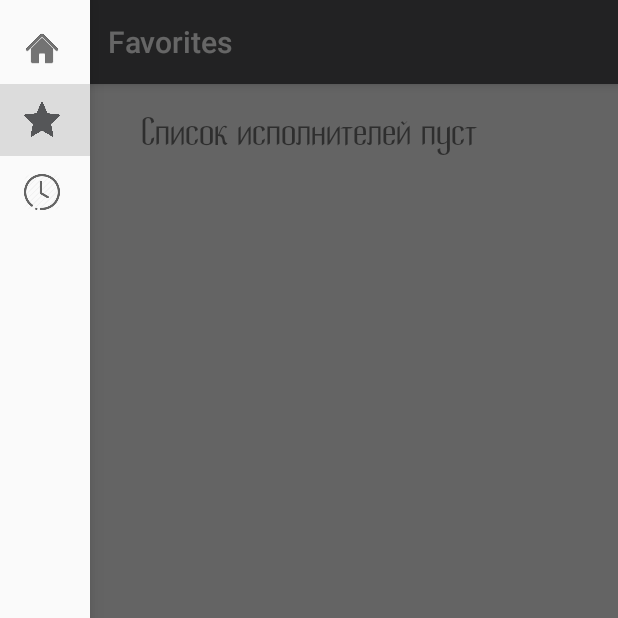
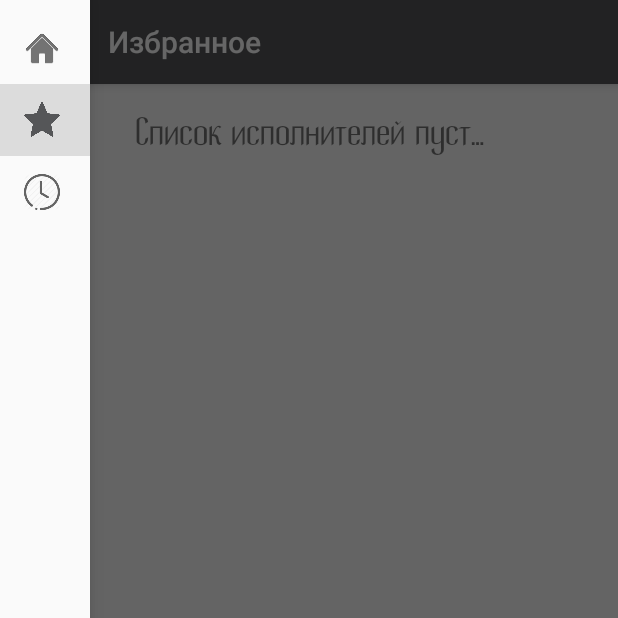
Before and after one commit to dagerler001/PopularSingers, an Android app: the DatabaseActivity screen opened directly, with no data from a screen before it, with the side drawer open, on a phone screen of 412 x 824 dp, the top half of it. Run offline under Robolectric (Android 15) with nearby library versions, the phone set to English and light mode, and no system bars; our stand-ins replace Picasso; network calls fail; pictures from the network do not load; 2 statements that could not run were skipped.

Commit message:
Seems to be a stable version
Now it looks much better.
Fixed updateView, rotation.
All activities are closing correctly.

```diff
--- a/Appl/app/src/main/java/com/example/vorona/appl/DatabaseActivity.java
+++ b/Appl/app/src/main/java/com/example/vorona/appl/DatabaseActivity.java
@@ -2,6 +2,7 @@ package com.example.vorona.appl;
 
 import android.content.Intent;
 import android.content.res.Configuration;
+import android.graphics.Typeface;
 import android.os.Bundle;
 import android.support.design.widget.NavigationView;
 import android.support.v4.view.GravityCompat;
@@ -13,6 +14,9 @@ import android.support.v7.widget.RecyclerView;
 import android.support.v7.widget.Toolbar;
 import android.view.Menu;
 import android.view.MenuItem;
+import android.view.View;
+import android.widget.ProgressBar;
+import android.widget.TextView;
 
 import com.example.vorona.appl.list.FirstRecyclerAdapter;
 import com.example.vorona.appl.list.PerformerSelectedListener;
@@ -28,6 +32,11 @@ public class DatabaseActivity extends AppCompatActivity implements NavigationVie
     private DatabaseAsyncTask databaseAsyncTask;
     private NavigationView navigationView;
     String type = "";
+
+    private TextView title;
+    private RecyclerView rv;
+    private ProgressBar p_bar;
+    private Typeface face;
 
     //flag for current orientation
     public boolean horizontal = false;
@@ -55,15 +64,20 @@ public class DatabaseActivity extends AppCompatActivity implements NavigationVie
         toggle.syncState();
 
         navigationView = (NavigationView) findViewById(R.id.nav_view_d);
-        RecyclerView rv = (RecyclerView) findViewById(R.id.list_d);
         if (type.equals("Recent")) {
-            setTitle("Recent");
+            setTitle(R.string.rec_title);
             navigationView.setCheckedItem(R.id.recent);
         } else {
-            setTitle("Favorites");
+            setTitle(R.string.fav_title);
             navigationView.setCheckedItem(R.id.favs);
         }
         navigationView.setNavigationItemSelectedListener(this);
+
+        title = (TextView) findViewById(R.id.no_d);
+        rv = (RecyclerView) findViewById(R.id.list_d);
+        p_bar = (ProgressBar) findViewById(R.id.progress_d);
+        face = Typeface.createFromAsset(title.getContext().getAssets(), "fonts/Elbing.otf");
+        title.setTypeface(face);
 
         //setting initial adapter and layoutManager for recyclerView.
         rv.setAdapter(new FirstRecyclerAdapter(new ArrayList<Singer>()));
@@ -93,13 +107,36 @@ public class DatabaseActivity extends AppCompatActivity implements NavigationVie
      * @param task DatabaseAsyncTask which is working at the moment
      */
     protected void updateView(DatabaseAsyncTask task) {
-        //TODO
+        switch (task.getState()) {
+            case DOWNLOADING:
+                p_bar.setVisibility(View.VISIBLE);
+                rv.setVisibility(View.INVISIBLE);
+                title.setVisibility(View.INVISIBLE);
+                break;
+            case DONE:
+                p_bar.setVisibility(View.INVISIBLE);
+                rv.setVisibility(View.VISIBLE);
+                title.setVisibility(View.INVISIBLE);
+                break;
+            case ERROR:
+                p_bar.setVisibility(View.INVISIBLE);
+                rv.setVisibility(View.INVISIBLE);
+                title.setVisibility(View.VISIBLE);
+                title.setText(R.string.txt_error);
+                break;
+            case EMPTY:
+                p_bar.setVisibility(View.INVISIBLE);
+                rv.setVisibility(View.INVISIBLE);
+                title.setVisibility(View.VISIBLE);
+                title.setText(R.string.txt_empty);
+                break;
+            default: break;
+        }
     }
 
     /**
      * Will continue current DatabaseAsyncTask on restart of activity.
      * @return current DatabaseAsyncTask
-     * TODO нужно ли это?
      */
     @Override
     public Object onRetainCustomNonConfigurationInstance() {
@@ -137,15 +174,10 @@ public class DatabaseActivity extends AppCompatActivity implements NavigationVie
     @Override
     public boolean onNavigationItemSelected(MenuItem item) {
         int id = item.getItemId();
-        if (type.equals("Recent"))
-            navigationView.setCheckedItem(R.id.recent);
-        else
-            navigationView.setCheckedItem(R.id.favs);
 
         if (id == R.id.main_activity) {
-            Intent gr = new Intent(this, PerformersActivity.class);
-            startActivity(gr);
-            overridePendingTransition(R.anim.from_right, R.anim.to_left);
+            finish();
+            overridePendingTransition(R.anim.from_left, R.anim.to_right);
         } else if (id == R.id.favs && type.equals("Recent")) {
             Intent gr = new Intent(this, DatabaseActivity.class);
             gr.putExtra("TYPE", "Favorites");
--- a/Appl/app/src/main/java/com/example/vorona/appl/DatabaseAsyncTask.java
+++ b/Appl/app/src/main/java/com/example/vorona/appl/DatabaseAsyncTask.java
@@ -53,6 +53,8 @@ public class DatabaseAsyncTask extends AsyncTask<String, Void, Void> {
     public DatabaseAsyncTask(DatabaseActivity activity) {
         this.activity = activity;
         singerList = new ArrayList<>();
+        state = DownloadState.DOWNLOADING;
+        activity.updateView(this);
     }
 
     /**
@@ -61,7 +63,6 @@ public class DatabaseAsyncTask extends AsyncTask<String, Void, Void> {
      */
     public void attachActivity(DatabaseActivity activity) {
         this.activity = activity;
-        state = DownloadState.DOWNLOADING;
         activity.updateView(this);
     }
 
@@ -87,7 +88,6 @@ public class DatabaseAsyncTask extends AsyncTask<String, Void, Void> {
             } else {
                 state = DownloadState.EMPTY;
             }
-            activity.updateView(this);
             return null;
         } catch (Exception e) {
             Log.w(LOG_TAG, "We got exception during download from database");
@@ -105,10 +105,10 @@ public class DatabaseAsyncTask extends AsyncTask<String, Void, Void> {
      */
     @Override
     protected void onPostExecute(Void vi) {
+        activity.updateView(this);
         Log.w(LOG_TAG, "Finished Async Task");
 
         RecyclerView rv = (RecyclerView) activity.findViewById(R.id.list_d);
-        TextView txt_no = (TextView) activity.findViewById(R.id.no_d);
 
         ArrayList<Singer> list = new ArrayList<>();
         list.addAll(singerList);
@@ -116,16 +116,6 @@ public class DatabaseAsyncTask extends AsyncTask<String, Void, Void> {
         if (state == DownloadState.DONE) {
             rv.setVisibility(View.VISIBLE);
             setListener(rv, new FirstRecyclerAdapter(list));
-        }
-        else {
-            txt_no.setVisibility(View.VISIBLE);
-            Typeface face = Typeface.createFromAsset(txt_no.getContext().getAssets(), "fonts/Elbing.otf");
-            txt_no.setTypeface(face);
-            if (state == DownloadState.EMPTY) {
-                txt_no.setText(R.string.txt_empty);
-            } else {
-                txt_no.setText(R.string.unknown_error);
-            }
         }
     }
 
--- a/Appl/app/src/main/java/com/example/vorona/appl/list/FirstRecyclerAdapter.java
+++ b/Appl/app/src/main/java/com/example/vorona/appl/list/FirstRecyclerAdapter.java
@@ -1,10 +1,12 @@
 package com.example.vorona.appl.list;
 
 import android.content.Context;
+import android.view.Display;
 import android.view.View;
 import android.view.animation.Animation;
 import android.view.animation.AnimationUtils;
 
+import com.example.vorona.appl.PerformersActivity;
 import com.example.vorona.appl.R;
 import com.example.vorona.appl.Singer;
 import com.squareup.picasso.Picasso;
@@ -57,7 +59,8 @@ public class FirstRecyclerAdapter extends RecyclerAdapter implements Animation.A
         holder.groupName.setText(singers.get(position).getName());
         holder.genres.setText(singers.get(position).getGenres());
         Context context = holder.cover.getContext();
-        Picasso.with(context).load(singers.get(position).getCover_small()).fit().into(holder.cover);
+
+        Picasso.with(context).load(singers.get(position).getCover_small()).into(holder.cover);
         holder.itemView.setTag(R.id.tag, singers.get(position));
     }
 
--- a/Appl/app/src/main/res/layout/activity_database.xml
+++ b/Appl/app/src/main/res/layout/activity_database.xml
@@ -58,7 +58,7 @@
             android:layout_gravity="center"
             android:layout_centerVertical="true"
             android:layout_centerHorizontal="true"
-            android:visibility="invisible"/>
+            android:visibility="visible"/>
 
 </RelativeLayout>
     </android.support.design.widget.CoordinatorLayout>
--- a/Appl/app/src/main/res/layout/content_full_info.xml
+++ b/Appl/app/src/main/res/layout/content_full_info.xml
@@ -54,10 +54,10 @@
         android:layout_height="wrap_content"
         android:layout_gravity="bottom|end"
         android:src="@drawable/star"
-        android:layout_marginBottom="@dimen/fab_margin"
-        android:layout_marginRight="@dimen/fab_margin"
         android:layout_above="@+id/tracks"
-        android:layout_alignParentEnd="true" />
+        android:layout_alignParentEnd="true"
+        android:layout_marginRight="10dp"
+        android:layout_marginBottom="10dp" />
 
     <TextView
         android:layout_width="wrap_content"
--- a/Appl/app/src/main/res/layout/item.xml
+++ b/Appl/app/src/main/res/layout/item.xml
@@ -25,14 +25,13 @@
         <ImageView
             android:id="@+id/cover"
             android:layout_width="match_parent"
-            android:layout_height="150dp"
+            android:layout_height="wrap_content"
             android:layout_marginLeft="5dp"
             android:layout_marginRight="5dp"
             android:layout_marginTop="5dp"
-            android:maxHeight="150dp"
             android:scaleType="center"
             android:src="@drawable/default_picture"
-            android:transitionName="@string/transition_cover"/>
+            android:transitionName="@string/transition_cover" />
 
         <TextView
             android:id="@+id/name"
--- a/Appl/app/src/main/res/values/strings.xml
+++ b/Appl/app/src/main/res/values/strings.xml
@@ -1,33 +1,24 @@
 <resources>
     <string name="app_name">Popular Singers</string>
 
+    <string name="fav_title">Избранное</string>
+    <string name="rec_title">Последние просмотренные</string>
     <string name="navigation_drawer_open">Open navigation drawer</string>
     <string name="navigation_drawer_close">Close navigation drawer</string>
 
     <string name="action_settings">Settings</string>
 
-    <string name="error">Error in download</string>
-    <string name="downloading">Downloading</string>
-    <string name="done">Finished download</string>
-    <string name="empty">Got empty list</string>
-
-    <string name="txt_empty">Список исполнителей пуст</string>
+    <string name="txt_empty">Список исполнителей пуст…</string>
     <string name="txt_error">Не удается загрузить список исполнителей.
         Проверьте соединение. </string>
     <string name="unknown_error">Ошибка :(</string>
 
     <string name="title_activity_full_info">FullInfoActivity</string>
     <string name="title_activity_full_information">FullInformationActivity</string>
-    <string name="large_text"> </string>
     <string name="title_activity_favorites">FavoritesActivity</string>
-    <string name="no_favs">No favourite singers...</string>
-    <string name="no_recent">No recent data...</string>
 
     <string name="transition_name">transition:NAME</string>
     <string name="transition_cover">transition:COVER</string>
     <string name="image_description">cover</string>
-    <string name="title_activity_test">test</string>
-    <string name="title_activity_check">check</string>
-    <string name="title_activity_info">InfoActivity</string>
 
 </resources>
```
Also changed, not shown: Appl/app/src/main/java/com/example/vorona/appl/DownloadState.java (+4 -10 lines), Appl/app/src/main/java/com/example/vorona/appl/GetInfoAsyncTask.java (+3 -4 lines), Appl/app/src/main/java/com/example/vorona/appl/PerformersActivity.java (+33 -4 lines), Appl/app/src/main/res/layout/content_performers.xml (+5 -4 lines).
